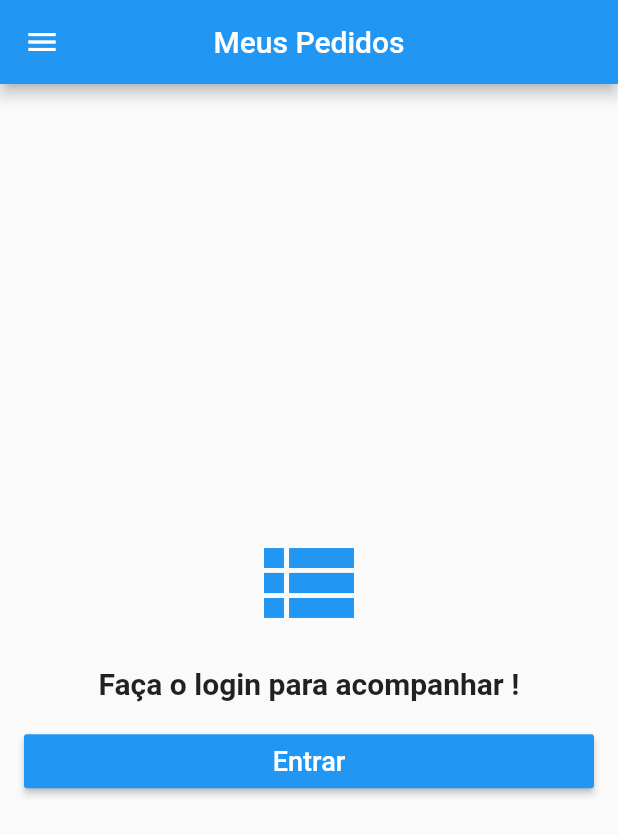
After one commit to andreferreiraalves/loja_virtual, a Flutter app: the screen it shows after launch, swiped to page 4, on a phone screen of 412 x 824 dp. The commit adds this screen. Shown: the top 835 px of the screen. Run offline on Flutter 3.47's test engine with Material 2 defaults, Android fonts, the phone set to English and light mode, and no system bars; our stand-ins replace carousel_pro, cloud_firestore, firebase_auth, transparent_image; accounts and stored records are empty.

Commit message:
order tile

```diff
--- a/lib/screens/home_screen.dart
+++ b/lib/screens/home_screen.dart
@@ -1,5 +1,6 @@
 import 'package:flutter/material.dart';
 import 'package:loja_virtual/tabs/home_tab.dart';
+import 'package:loja_virtual/tabs/orders_tab.dart';
 import 'package:loja_virtual/tabs/products_tab.dart';
 import 'package:loja_virtual/widgets/cart_button.dart';
 import 'package:loja_virtual/widgets/custom_drawer.dart';
@@ -28,7 +29,14 @@ class HomeScreen extends StatelessWidget {
           body: ProductsTab(),
         ),
         Container(color: Colors.blue),
-        Container(color: Colors.yellow),
+        Scaffold(
+          appBar: AppBar(
+            title: Text("Meus Pedidos"),
+            centerTitle: true,
+          ),
+          body: OrdersTab(),
+          drawer: CustomDrawer(_pageController),
+        ),
       ],
     );
   }
--- a/lib/screens/order_creen.dart
+++ b/lib/screens/order_creen.dart
@@ -14,6 +14,7 @@ class OrderScreen extends StatelessWidget {
       ),
       body: Container(
         padding: EdgeInsets.all(16),
+        alignment: Alignment.center,
         child: Column(
           mainAxisAlignment: MainAxisAlignment.center,
           children: <Widget>[
--- /dev/null
+++ b/lib/tabs/orders_tab.dart
@@ -0,0 +1,62 @@
+import 'package:cloud_firestore/cloud_firestore.dart';
+import 'package:flutter/material.dart';
+import 'package:loja_virtual/models/user_model.dart';
+import 'package:loja_virtual/screens/login_screen.dart';
+import 'package:loja_virtual/tiles/order_tile.dart';
+
+class OrdersTab extends StatelessWidget {
+  @override
+  Widget build(BuildContext context) {
+    if (UserModel.of(context).isLoggedIn()) {
+      String uid = UserModel.of(context).firebaseUser.uid;
+
+      return FutureBuilder<QuerySnapshot>(
+        future: Firestore.instance
+            .collection("users")
+            .document(uid)
+            .collection("orders")
+            .getDocuments(),
+        builder: (context, snapshot) {
+          if (!snapshot.hasData)
+            return Center(child: CircularProgressIndicator());
+
+          return ListView(
+              children: snapshot.data.documents
+                  .map((doc) => OrderTile(doc.documentID))
+                  .toList());
+        },
+      );
+    } else {
+      return Container(
+        padding: EdgeInsets.all(16),
+        child: Column(
+          crossAxisAlignment: CrossAxisAlignment.stretch,
+          mainAxisAlignment: MainAxisAlignment.center,
+          children: <Widget>[
+            Icon(
+              Icons.view_list,
+              size: 80,
+              color: Theme.of(context).primaryColor,
+            ),
+            SizedBox(height: 16),
+            Text(
+              "Faça o login para acompanhar !",
+              style: TextStyle(fontSize: 20, fontWeight: FontWeight.bold),
+              textAlign: TextAlign.center,
+            ),
+            SizedBox(height: 16),
+            RaisedButton(
+              child: Text("Entrar", style: TextStyle(fontSize: 18)),
+              textColor: Colors.white,
+              color: Theme.of(context).primaryColor,
+              onPressed: () {
+                Navigator.of(context).push(
+                    MaterialPageRoute(builder: (context) => LoginScreen()));
+              },
+            )
+          ],
+        ),
+      );
+    }
+  }
+}
```
Also changed, not shown: lib/tiles/order_tile.dart (added, +12 -0 lines).
